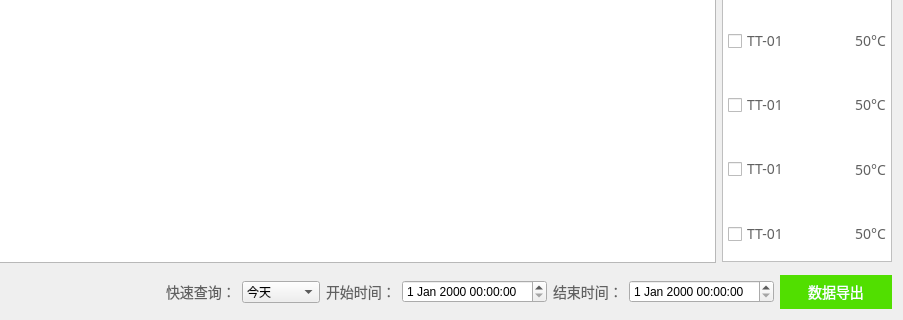
Qt form DeviceStatus/HistoryCurve/hiscurve.ui (Hccccc1/MOH_viewer) before a commit; both pictures show x 306 to 1209 and y 301 to 621 of the 1209 by 621 pixel window.
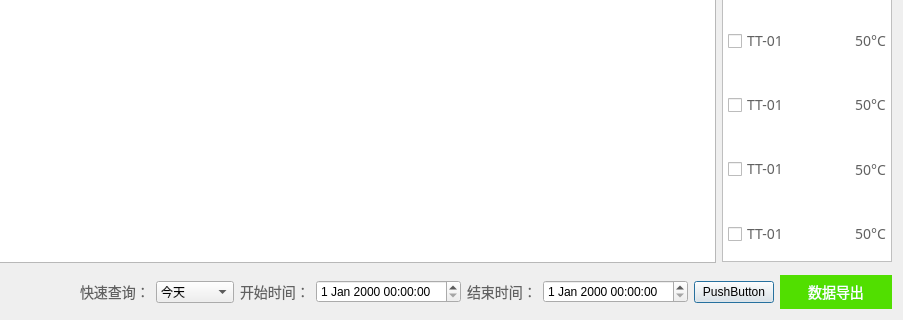
The same form after that commit. Icons and pictures are not drawn.

Commit message: 曲线解析

The edit to the form file:
```diff
--- a/DeviceStatus/HistoryCurve/hiscurve.ui
+++ b/DeviceStatus/HistoryCurve/hiscurve.ui
@@ -726,6 +726,13 @@
      <item>
       <widget class="QDateTimeEdit" name="endDateTimeEdit"/>
      </item>
+     <item>
+      <widget class="QPushButton" name="pushButton">
+       <property name="text">
+        <string>PushButton</string>
+       </property>
+      </widget>
+     </item>
      <item>
       <widget class="QPushButton" name="searchData">
        <property name="styleSheet">
```
The commit also changes 2 other files.
